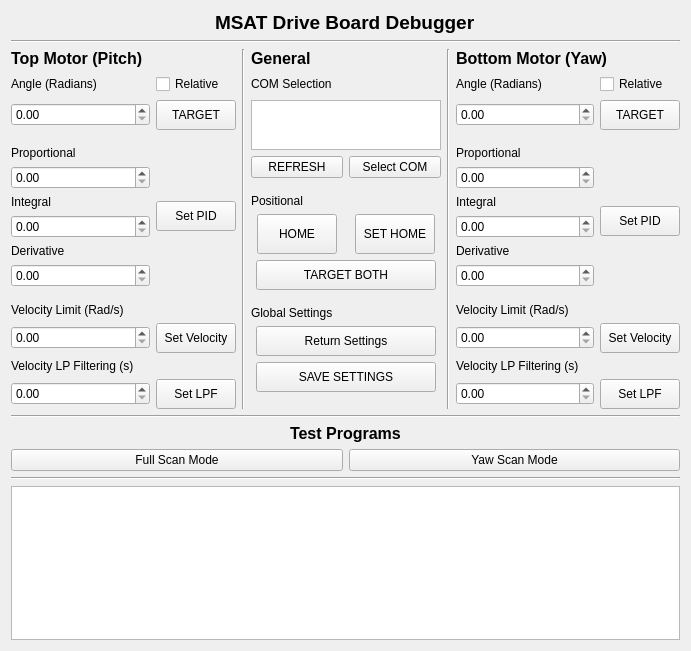
First picture: the form in embedded/gimbal-control/UI/driveBoardDebug.ui, repository IsaacShaker/Edge-AI-Multi-Sport-Tracker, before the edit.
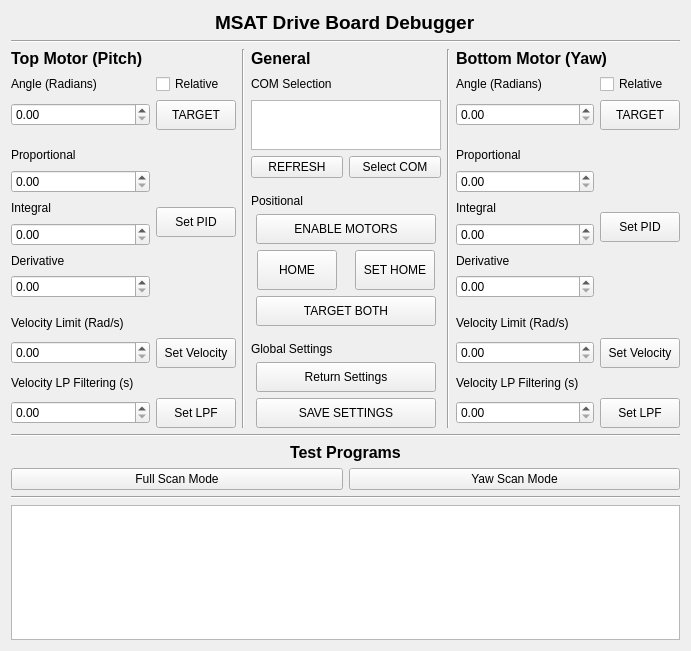
Second picture: the form after the edit.

Commit message:
Motor Enable/Disable Functionality
- Added ability to enable and disable motors from debug UI and from command K{1|0}.

```diff
--- a/embedded/gimbal-control/UI/driveBoardDebug.ui
+++ b/embedded/gimbal-control/UI/driveBoardDebug.ui
@@ -223,10 +223,10 @@
        <item row="14" column="0">
         <widget class="QDoubleSpinBox" name="pLPF">
          <property name="maximum">
-          <double>1.000000000000000</double>
+          <double>10.000000000000000</double>
          </property>
          <property name="singleStep">
-          <double>0.005000000000000</double>
+          <double>0.100000000000000</double>
          </property>
         </widget>
        </item>
@@ -253,6 +253,42 @@
      </item>
      <item row="0" column="2">
       <layout class="QGridLayout" name="gridLayout_6">
+       <item row="10" column="0" colspan="2">
+        <spacer name="verticalSpacer_7">
+         <property name="orientation">
+          <enum>Qt::Vertical</enum>
+         </property>
+         <property name="sizeType">
+          <enum>QSizePolicy::Fixed</enum>
+         </property>
+         <property name="sizeHint" stdset="0">
+          <size>
+           <width>20</width>
+           <height>10</height>
+          </size>
+         </property>
+        </spacer>
+       </item>
+       <item row="11" column="0" colspan="2">
+        <widget class="QLabel" name="label_17">
+         <property name="text">
+          <string>Global Settings</string>
+         </property>
+        </widget>
+       </item>
+       <item row="4" column="0">
+        <widget class="QPushButton" name="refreshCOM">
+         <property name="maximumSize">
+          <size>
+           <width>92</width>
+           <height>30</height>
+          </size>
+         </property>
+         <property name="text">
+          <string>REFRESH</string>
+         </property>
+        </widget>
+       </item>
        <item row="4" column="1">
         <widget class="QPushButton" name="selectCOM">
          <property name="maximumSize">
@@ -266,18 +302,15 @@
          </property>
         </widget>
        </item>
-       <item row="5" column="0" colspan="2">
-        <spacer name="verticalSpacer_6">
+       <item row="14" column="0" colspan="2">
+        <spacer name="verticalSpacer_5">
          <property name="orientation">
           <enum>Qt::Vertical</enum>
          </property>
-         <property name="sizeType">
-          <enum>QSizePolicy::Fixed</enum>
-         </property>
          <property name="sizeHint" stdset="0">
           <size>
            <width>20</width>
-           <height>10</height>
+           <height>40</height>
           </size>
          </property>
         </spacer>
@@ -296,20 +329,7 @@
          </property>
         </widget>
        </item>
-       <item row="13" column="0" colspan="2">
-        <spacer name="verticalSpacer_5">
-         <property name="orientation">
-          <enum>Qt::Vertical</enum>
-         </property>
-         <property name="sizeHint" stdset="0">
-          <size>
-           <width>20</width>
-           <height>40</height>
-          </size>
-         </property>
-        </spacer>
-       </item>
-       <item row="11" column="0" colspan="2" alignment="Qt::AlignHCenter">
+       <item row="12" column="0" colspan="2" alignment="Qt::AlignHCenter">
         <widget class="QPushButton" name="getSettings">
          <property name="minimumSize">
           <size>
@@ -328,23 +348,23 @@
          </property>
         </widget>
        </item>
-       <item row="2" column="0" rowspan="2" colspan="2" alignment="Qt::AlignHCenter">
-        <widget class="QListView" name="comList">
-         <property name="minimumSize">
-          <size>
-           <width>80</width>
-           <height>50</height>
-          </size>
+       <item row="5" column="0" colspan="2">
+        <spacer name="verticalSpacer_6">
+         <property name="orientation">
+          <enum>Qt::Vertical</enum>
          </property>
-         <property name="maximumSize">
+         <property name="sizeType">
+          <enum>QSizePolicy::Fixed</enum>
+         </property>
+         <property name="sizeHint" stdset="0">
           <size>
-           <width>200</width>
-           <height>60</height>
+           <width>20</width>
+           <height>10</height>
           </size>
          </property>
-        </widget>
+        </spacer>
        </item>
-       <item row="7" column="0" alignment="Qt::AlignHCenter">
+       <item row="8" column="0" alignment="Qt::AlignHCenter">
         <widget class="QPushButton" name="homeMotors">
          <property name="minimumSize">
           <size>
@@ -368,7 +388,7 @@
          </property>
         </widget>
        </item>
-       <item row="7" column="1" alignment="Qt::AlignHCenter">
+       <item row="8" column="1" alignment="Qt::AlignHCenter">
         <widget class="QPushButton" name="setHome">
          <property name="minimumSize">
           <size>
@@ -387,7 +407,23 @@
          </property>
         </widget>
        </item>
-       <item row="12" column="0" colspan="2" alignment="Qt::AlignHCenter">
+       <item row="2" column="0" rowspan="2" colspan="2" alignment="Qt::AlignHCenter">
+        <widget class="QListView" name="comList">
+         <property name="minimumSize">
+          <size>
+           <width>80</width>
+           <height>50</height>
+          </size>
+         </property>
+         <property name="maximumSize">
+          <size>
+           <width>200</width>
+           <height>60</height>
+          </size>
+         </property>
+        </widget>
+       </item>
+       <item row="13" column="0" colspan="2" alignment="Qt::AlignHCenter">
         <widget class="QPushButton" name="saveSettings">
          <property name="minimumSize">
           <size>
@@ -406,43 +442,7 @@
          </property>
         </widget>
        </item>
-       <item row="4" column="0">
-        <widget class="QPushButton" name="refreshCOM">
-         <property name="maximumSize">
-          <size>
-           <width>92</width>
-           <height>30</height>
-          </size>
-         </property>
-         <property name="text">
-          <string>REFRESH</string>
-         </property>
-        </widget>
-       </item>
-       <item row="9" column="0" colspan="2">
-        <spacer name="verticalSpacer_7">
-         <property name="orientation">
-          <enum>Qt::Vertical</enum>
-         </property>
-         <property name="sizeType">
-          <enum>QSizePolicy::Fixed</enum>
-         </property>
-         <property name="sizeHint" stdset="0">
-          <size>
-           <width>20</width>
-           <height>10</height>
-          </size>
-         </property>
-        </spacer>
-       </item>
-       <item row="10" column="0" colspan="2">
-        <widget class="QLabel" name="label_17">
-         <property name="text">
-          <string>Global Settings</string>
-         </property>
-        </widget>
-       </item>
-       <item row="8" column="0" colspan="2" alignment="Qt::AlignHCenter">
+       <item row="9" column="0" colspan="2" alignment="Qt::AlignHCenter">
         <widget class="QPushButton" name="bothAngleSet">
          <property name="minimumSize">
           <size>
@@ -461,13 +461,6 @@
          </property>
         </widget>
        </item>
-       <item row="6" column="0" colspan="2">
-        <widget class="QLabel" name="label_16">
-         <property name="text">
-          <string>Positional</string>
-         </property>
-        </widget>
-       </item>
        <item row="1" column="0" colspan="2">
         <widget class="QLabel" name="label_12">
          <property name="minimumSize">
@@ -487,6 +480,35 @@
          </property>
         </widget>
        </item>
+       <item row="6" column="0" colspan="2">
+        <widget class="QLabel" name="label_16">
+         <property name="text">
+          <string>Positional</string>
+         </property>
+        </widget>
+       </item>
+       <item row="7" column="0" colspan="2" alignment="Qt::AlignHCenter">
+        <widget class="QPushButton" name="motorEN">
+         <property name="minimumSize">
+          <size>
+           <width>180</width>
+           <height>30</height>
+          </size>
+         </property>
+         <property name="maximumSize">
+          <size>
+           <width>180</width>
+           <height>30</height>
+          </size>
+         </property>
+         <property name="text">
+          <string>ENABLE MOTORS</string>
+         </property>
+         <property name="checkable">
+          <bool>true</bool>
+         </property>
+        </widget>
+       </item>
       </layout>
      </item>
      <item row="0" column="3">
@@ -691,7 +713,14 @@
         </widget>
        </item>
        <item row="15" column="0">
-        <widget class="QDoubleSpinBox" name="yLPF"/>
+        <widget class="QDoubleSpinBox" name="yLPF">
+         <property name="maximum">
+          <double>10.000000000000000</double>
+         </property>
+         <property name="singleStep">
+          <double>0.100000000000000</double>
+         </property>
+        </widget>
        </item>
        <item row="15" column="1">
         <widget class="QPushButton" name="ySetLPF">
```
The commit also changes 3 other files.
